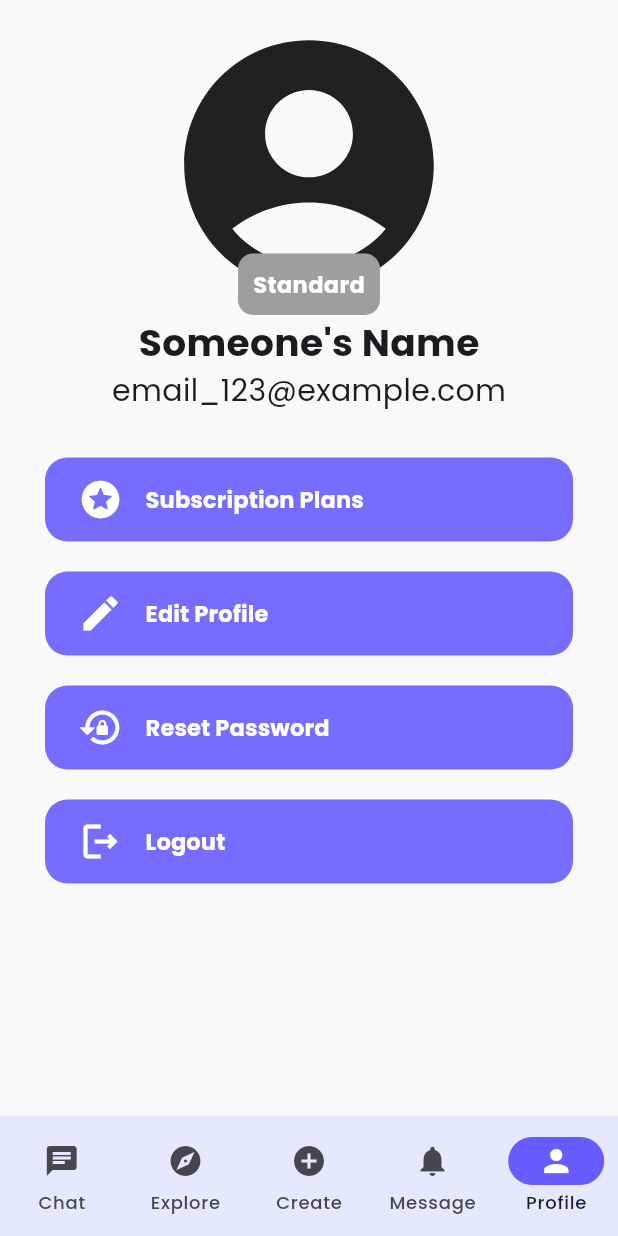
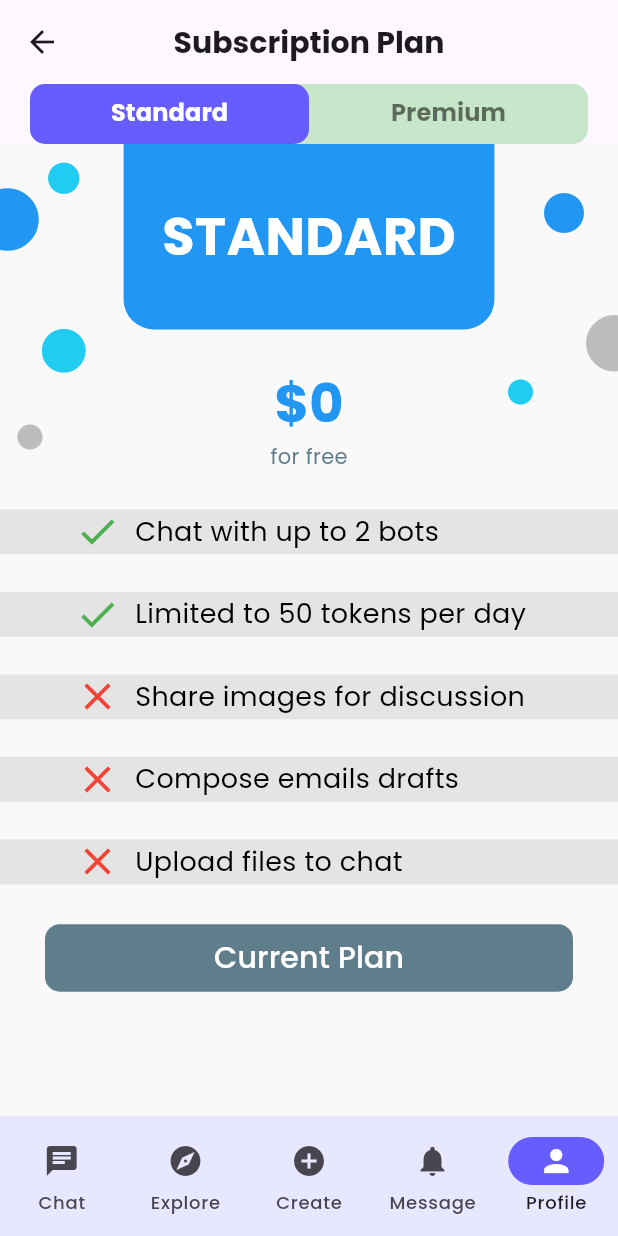
Before and after one commit to TrinhLongVu/OmniChat, a Flutter app: the ProfileScreen screen opened by its route, after a tap on "Subscription Plans", on a phone screen of 412 x 824 dp. Run offline on Flutter 3.47's test engine with Material 3 defaults, Android fonts, the phone set to English and light mode, and no system bars; our stand-ins replace flutter_svg, go_router, google_fonts.

Commit message:
ui: subscription plan screen

```diff
--- a/lib/router/index.dart
+++ b/lib/router/index.dart
@@ -7,6 +7,7 @@ import 'package:omni_chat/screens/main/chat/conversation/scr.dart';
 import 'package:omni_chat/screens/main/chat/scr.dart';
 import 'package:omni_chat/screens/main/layout.dart';
 import 'package:omni_chat/screens/main/profile/scr.dart';
+import 'package:omni_chat/screens/main/profile/sub_plan.dart/scr.dart';
 
 final GlobalKey<NavigatorState> rootNavigatorKey = GlobalKey<NavigatorState>();
 
@@ -83,6 +84,13 @@ final GoRouter appRouter = GoRouter(
               name: "profile",
               path: "/me",
               builder: (context, state) => const ProfileScreen(),
+              routes: [
+                GoRoute(
+                  name: 'subscription',
+                  path: 'sub-plan',
+                  builder: (context, state) => const SubscriptionPlanScreen(),
+                ),
+              ],
             ),
           ],
         ),
--- a/lib/screens/main/profile/scr.dart
+++ b/lib/screens/main/profile/scr.dart
@@ -48,7 +48,9 @@ class ProfileScreen extends StatelessWidget {
                 ProfileBtn(
                   icon: Icons.stars_rounded,
                   title: "Subscription Plans",
-                  onNavi: () {},
+                  onNavi: () {
+                    context.go("/me/sub-plan");
+                  },
                 ),
                 ProfileBtn(
                   icon: Icons.edit,
--- /dev/null
+++ b/lib/screens/main/profile/sub_plan.dart/scr.dart
@@ -0,0 +1,170 @@
+import 'package:flutter/material.dart';
+import 'package:omni_chat/constants/color.dart';
+import 'package:omni_chat/screens/main/profile/sub_plan.dart/sub_detail_ln.dart';
+import 'package:omni_chat/screens/main/profile/sub_plan.dart/sub_header.dart';
+import 'package:omni_chat/widgets/tab_item.dart';
+
+class SubscriptionPlanScreen extends StatelessWidget {
+  const SubscriptionPlanScreen({super.key});
+
+  @override
+  Widget build(BuildContext context) {
+    return DefaultTabController(
+      length: 2,
+      child: Scaffold(
+        appBar: AppBar(
+          title: const Text(
+            'Subscription Plan',
+            style: TextStyle(fontWeight: FontWeight.bold, fontSize: 20),
+          ),
+          centerTitle: true,
+          bottom: PreferredSize(
+            preferredSize: const Size.fromHeight(40),
+            child: ClipRRect(
+              borderRadius: const BorderRadius.all(Radius.circular(10)),
+              child: Container(
+                height: 40,
+                margin: const EdgeInsets.symmetric(horizontal: 20),
+                decoration: BoxDecoration(
+                  borderRadius: const BorderRadius.all(Radius.circular(10)),
+                  color: Colors.green.shade100,
+                ),
+                child: const TabBar(
+                  indicatorSize: TabBarIndicatorSize.tab,
+                  dividerColor: Colors.transparent,
+                  indicator: BoxDecoration(
+                    color: omniViolet,
+                    borderRadius: BorderRadius.all(Radius.circular(10)),
+                  ),
+                  labelColor: Colors.white,
+                  unselectedLabelColor: Colors.black54,
+                  tabs: [TabItem(title: 'Standard'), TabItem(title: 'Premium')],
+                ),
+              ),
+            ),
+          ),
+        ),
+        body: TabBarView(
+          children: [
+            Column(
+              children: [
+                SubscriptionHeader(
+                  title: "STANDARD",
+                  subTitle: "for free",
+                  mainColor: Colors.blue.shade500,
+                  price: 0,
+                ),
+                Column(
+                  spacing: 25,
+                  children: [
+                    SubcriptionDetailLine(
+                      isAvailable: true,
+                      title: "Chat with up to 2 bots",
+                    ),
+                    SubcriptionDetailLine(
+                      isAvailable: true,
+                      title: "Limited to 50 tokens per day",
+                    ),
+                    SubcriptionDetailLine(
+                      isAvailable: false,
+                      title: "Share images for discussion",
+                    ),
+                    SubcriptionDetailLine(
+                      isAvailable: false,
+                      title: "Compose emails drafts",
+                    ),
+                    SubcriptionDetailLine(
+                      isAvailable: false,
+                      title: "Upload files to chat",
+                    ),
+                    Container(
+                      margin: EdgeInsets.symmetric(horizontal: 30),
+                      width: double.infinity,
+                      child: TextButton(
+                        onPressed: () {},
+                        style: ButtonStyle(
+                          backgroundColor: const WidgetStatePropertyAll(
+                            Colors.blueGrey,
+                          ),
+                          shape: WidgetStateProperty.all(
+                            const RoundedRectangleBorder(
+                              borderRadius: BorderRadius.all(
+                                Radius.circular(10),
+                              ), // Sharp corners
+                            ),
+                          ),
+                        ),
+                        child: const Text(
+                          "Current Plan",
+                          style: TextStyle(color: Colors.white, fontSize: 20),
+                        ),
+                      ),
+                    ),
+                  ],
+                ),
+              ],
+            ),
+            Column(
+              children: [
+                SubscriptionHeader(
+                  title: "PREMIUM",
+                  subTitle: "per month",
+                  mainColor: Colors.orange,
+                  price: 20,
+                ),
+                Column(
+                  spacing: 25,
+                  children: [
+                    SubcriptionDetailLine(
+                      isAvailable: true,
+                      title: "Unlimited bot creation",
+                    ),
+                    SubcriptionDetailLine(
+                      isAvailable: true,
+                      title: "Unlimited tokens per day",
+                    ),
+                    SubcriptionDetailLine(
+                      isAvailable: true,
+                      title: "Share images for discussion",
+                    ),
+                    SubcriptionDetailLine(
+                      isAvailable: true,
+                      title: "Compose emails drafts",
+                    ),
+                    SubcriptionDetailLine(
+                      isAvailable: true,
+                      title: "Upload files to chat",
+                    ),
+                    Container(
+                      margin: EdgeInsets.symmetric(horizontal: 30),
+                      width: double.infinity,
+                      child: TextButton(
+                        onPressed: () {},
+                        style: ButtonStyle(
+                          backgroundColor: const WidgetStatePropertyAll(
+                            omniViolet,
+                          ),
+                          shape: WidgetStateProperty.all(
+                            const RoundedRectangleBorder(
+                              borderRadius: BorderRadius.all(
+                                Radius.circular(10),
+                              ), // Sharp corners
+                            ),
+                          ),
+                        ),
+                        child: const Text(
+                          "Subscribe Now",
+                          style: TextStyle(color: Colors.white, fontSize: 20),
+                        ),
+                      ),
+                    ),
+                  ],
+                ),
+              ],
+            ),
+          ],
+        ),
+      ),
+    );
+  }
+}
--- /dev/null
+++ b/lib/screens/main/profile/sub_plan.dart/sub_detail_ln.dart
@@ -0,0 +1,30 @@
+import 'package:flutter/material.dart';
+
+class SubcriptionDetailLine extends StatelessWidget {
+  final String title;
+  final bool isAvailable;
+  const SubcriptionDetailLine({
+    super.key,
+    required this.title,
+    required this.isAvailable,
+  });
+
+  @override
+  Widget build(BuildContext context) {
+    return Container(
+      padding: EdgeInsets.only(left: 50),
+      color: Color(0xffE4E4E4),
+      child: Row(
+        spacing: 10,
+        children: [
+          Icon(
+            isAvailable ? Icons.check : Icons.close,
+            color: isAvailable ? Colors.green : Colors.red,
+            size: 30,
+          ),
+          Text(title, style: TextStyle(fontSize: 18, color: Colors.black)),
+        ],
+      ),
+    );
+  }
+}
--- /dev/null
+++ b/lib/screens/main/profile/sub_plan.dart/sub_header.dart
@@ -0,0 +1,115 @@
+import 'package:flutter/material.dart';
+
+class SubscriptionHeader extends StatelessWidget {
+  const SubscriptionHeader({
+    super.key,
+    required this.title,
+    required this.subTitle,
+    required this.mainColor,
+    required this.price,
+  });
+
+  final String title;
+  final String subTitle;
+  final Color mainColor;
+  final int price;
+
+  @override
+  Widget build(BuildContext context) {
+    final Size viewport = MediaQuery.of(context).size;
+    return Stack(
+      children: [
+        SizedBox(
+          width: double.infinity,
+          child: Column(
+            children: [
+              Container(
+                alignment: Alignment.center,
+                width: viewport.width * 0.6,
+                height: viewport.height * 0.15,
+                decoration: BoxDecoration(
+                  color: mainColor,
+                  borderRadius: BorderRadius.only(
+                    bottomLeft: Radius.circular(20),
+                    bottomRight: Radius.circular(20),
+                  ),
+                ),
+                child: Text(
+                  title,
+                  style: TextStyle(
+                    fontWeight: FontWeight.bold,
+                    fontSize: 35,
+                    color: Colors.white,
+                  ),
+                ),
+              ),
+              Padding(
+                padding: const EdgeInsets.symmetric(vertical: 25),
+                child: Column(
+                  children: [
+                    Text(
+                      "\$$price",
+                      style: TextStyle(
+                        fontSize: 35,
+                        color: mainColor,
+                        fontWeight: FontWeight.bold,
+                      ),
+                    ),
+                    Text(subTitle, style: TextStyle(color: Colors.blueGrey)),
+                  ],
+                ),
+              ),
+            ],
+          ),
+        ),
+        Positioned(
+          left: -20,
+          top: 25,
+          child: Icon(Icons.circle, size: 50, color: mainColor),
+        ),
+        Positioned(
+          left: 30,
+          top: 10,
+          child: Icon(
+            Icons.circle,
+            size: 25,
+            color: mainColor.withValues(green: 0.8),
+          ),
+        ),
+        Positioned(
+          left: 25,
+          top: 120,
+          child: Icon(
+            Icons.circle,
+            size: 35,
+            color: mainColor.withValues(green: 0.8),
+          ),
+        ),
+        Positioned(
+          right: 20,
+          top: 30,
+          child: Icon(Icons.circle, size: 32, color: mainColor),
+        ),
+        Positioned(
+          right: 55,
+          top: 155,
+          child: Icon(
+            Icons.circle,
+            size: 20,
+            color: mainColor.withValues(green: 0.8),
+          ),
+        ),
+        Positioned(
+          left: 10,
+          top: 185,
+          child: Icon(Icons.circle, size: 20, color: Colors.grey.shade400),
+        ),
+        Positioned(
+          right: -20,
+          top: 110,
+          child: Icon(Icons.circle, size: 45, color: Colors.grey.shade400),
+        ),
+      ],
+    );
+  }
+}
--- /dev/null
+++ b/lib/widgets/tab_item.dart
@@ -0,0 +1,23 @@
+import 'package:flutter/material.dart';
+
+class TabItem extends StatelessWidget {
+  final String title;
+
+  const TabItem({super.key, required this.title});
+
+  @override
+  Widget build(BuildContext context) {
+    return Tab(
+      child: Row(
+        mainAxisAlignment: MainAxisAlignment.center,
+        children: [
+          Text(
+            title,
+            style: const TextStyle(fontSize: 16, fontWeight: FontWeight.bold),
+            overflow: TextOverflow.ellipsis,
+          ),
+        ],
+      ),
+    );
+  }
+}
```
